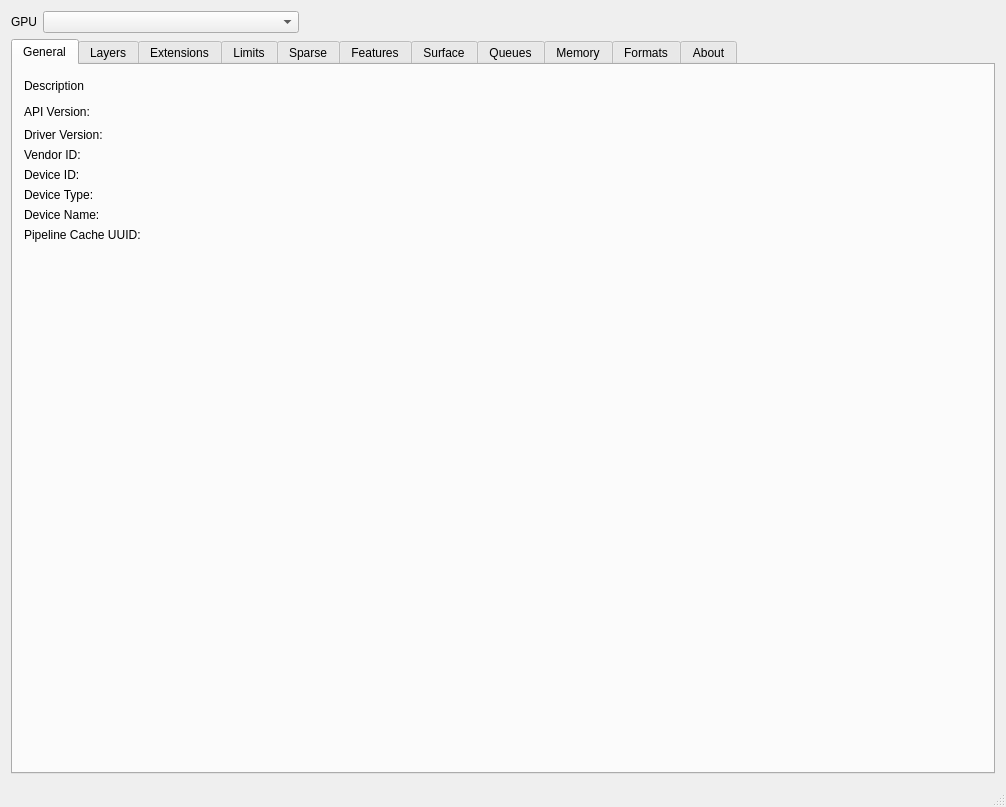
This is mainwindow.ui in chaoticbob/VulkanInfoViewer as Qt 5 draws it before an edit. The edited form follows.
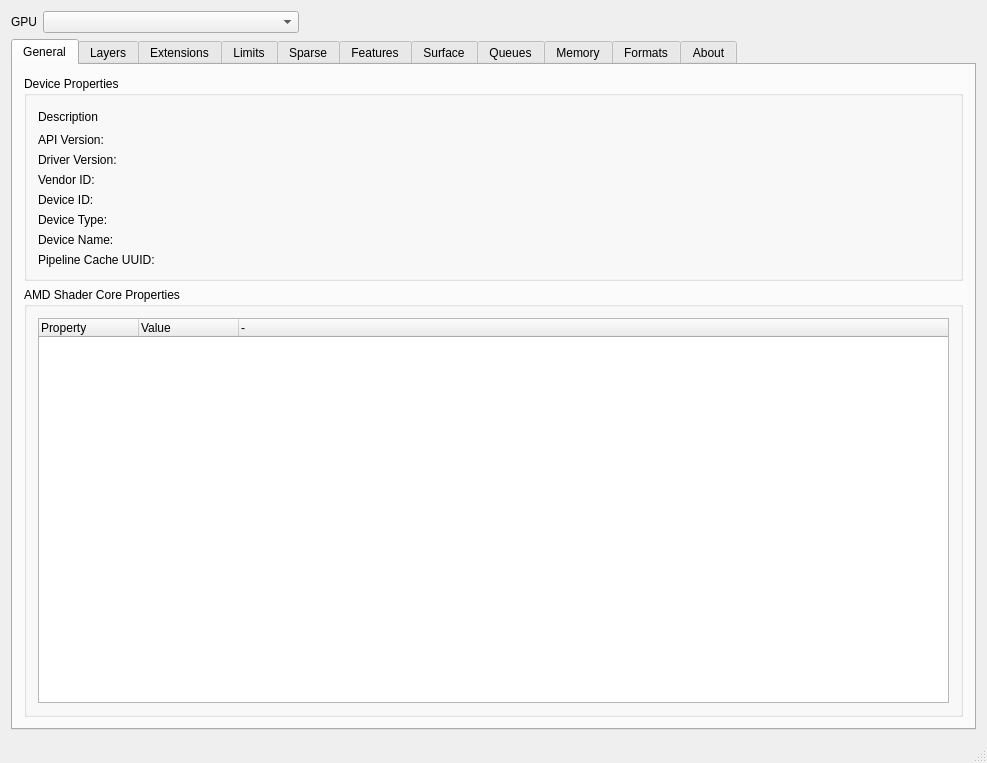
This is the edited form. Icons and pictures are not drawn.

Commit message: Added more properties and features

What changed in the file:
```diff
--- a/mainwindow.ui
+++ b/mainwindow.ui
@@ -6,8 +6,8 @@
    <rect>
     <x>0</x>
     <y>0</y>
-    <width>1006</width>
-    <height>807</height>
+    <width>987</width>
+    <height>763</height>
    </rect>
   </property>
   <property name="windowTitle">
@@ -75,34 +75,31 @@
          <attribute name="title">
           <string>General</string>
          </attribute>
+         <layout class="QVBoxLayout" name="verticalLayout_56">
+          <item>
+           <layout class="QVBoxLayout" name="verticalLayout_55">
+            <item>
+             <widget class="QGroupBox" name="groupBox_10">
+              <property name="title">
+               <string>Device Properties</string>
+              </property>
          <layout class="QVBoxLayout" name="verticalLayout_26">
           <item>
            <layout class="QGridLayout" name="gridLayout_2">
-            <item row="1" column="1">
-             <widget class="QLabel" name="apiVersionValue">
-              <property name="font">
-               <font>
-                <pointsize>9</pointsize>
-               </font>
-              </property>
-              <property name="text">
-               <string/>
-              </property>
-             </widget>
-            </item>
-            <item row="6" column="0">
-             <widget class="QLabel" name="label_14">
-              <property name="font">
-               <font>
-                <pointsize>9</pointsize>
-               </font>
-              </property>
-              <property name="text">
-               <string>Device Name:</string>
-              </property>
-             </widget>
-            </item>
-            <item row="4" column="0">
+                 <item row="0" column="3">
+                  <spacer name="horizontalSpacer_6">
+                   <property name="orientation">
+                    <enum>Qt::Horizontal</enum>
+                   </property>
+                   <property name="sizeHint" stdset="0">
+                    <size>
+                     <width>40</width>
+                     <height>20</height>
+                    </size>
+                   </property>
+                  </spacer>
+                 </item>
+                 <item row="4" column="1">
              <widget class="QLabel" name="label_12">
               <property name="font">
                <font>
@@ -114,14 +111,62 @@
               </property>
              </widget>
             </item>
-            <item row="3" column="1">
+                 <item row="2" column="2">
+                  <widget class="QLabel" name="driverVersionValue">
+                   <property name="font">
+                    <font>
+                     <pointsize>9</pointsize>
+                    </font>
+                   </property>
+                   <property name="text">
+                    <string/>
+                   </property>
+                  </widget>
+                 </item>
+                 <item row="6" column="2">
+                  <widget class="QLabel" name="deviceNameValue">
+                   <property name="font">
+                    <font>
+                     <pointsize>9</pointsize>
+                    </font>
+                   </property>
+                   <property name="text">
+                    <string/>
+                   </property>
+                  </widget>
+                 </item>
+                 <item row="1" column="2">
+                  <widget class="QLabel" name="apiVersionValue">
+                   <property name="font">
+                    <font>
+                     <pointsize>9</pointsize>
+                    </font>
+                   </property>
+                   <property name="text">
+                    <string/>
+                   </property>
+                  </widget>
+                 </item>
+                 <item row="1" column="1">
+                  <widget class="QLabel" name="label_7">
+                   <property name="font">
+                    <font>
+                     <pointsize>9</pointsize>
+                    </font>
+                   </property>
+                   <property name="text">
+                    <string>API Version:</string>
+                   </property>
+                  </widget>
+                 </item>
+                 <item row="3" column="2">
              <widget class="QLabel" name="vendorIdValue">
               <property name="text">
                <string/>
               </property>
              </widget>
             </item>
-            <item row="4" column="1">
+                 <item row="4" column="2">
              <widget class="QLabel" name="deviceIdValue">
               <property name="font">
                <font>
@@ -133,19 +178,7 @@
               </property>
              </widget>
             </item>
-            <item row="6" column="1">
-             <widget class="QLabel" name="deviceNameValue">
-              <property name="font">
-               <font>
-                <pointsize>9</pointsize>
-               </font>
-              </property>
-              <property name="text">
-               <string/>
-              </property>
-             </widget>
-            </item>
-            <item row="2" column="0">
+                 <item row="2" column="1">
              <widget class="QLabel" name="label_9">
               <property name="font">
                <font>
@@ -157,87 +190,33 @@
               </property>
              </widget>
             </item>
-            <item row="3" column="0">
-             <widget class="QLabel" name="label_11">
-              <property name="font">
-               <font>
-                <pointsize>9</pointsize>
-               </font>
-              </property>
-              <property name="text">
-               <string>Vendor ID:</string>
-              </property>
-             </widget>
-            </item>
-            <item row="5" column="0">
-             <widget class="QLabel" name="label_13">
-              <property name="font">
-               <font>
-                <pointsize>9</pointsize>
-               </font>
-              </property>
-              <property name="text">
-               <string>Device Type:</string>
-              </property>
-             </widget>
-            </item>
-            <item row="1" column="0">
-             <widget class="QLabel" name="label_7">
-              <property name="font">
-               <font>
-                <pointsize>9</pointsize>
-               </font>
-              </property>
-              <property name="text">
-               <string>API Version:</string>
-              </property>
-             </widget>
-            </item>
-            <item row="7" column="0">
-             <widget class="QLabel" name="label_15">
-              <property name="font">
-               <font>
-                <pointsize>9</pointsize>
-               </font>
-              </property>
-              <property name="text">
-               <string>Pipeline Cache UUID:</string>
-              </property>
-             </widget>
-            </item>
-            <item row="2" column="1">
-             <widget class="QLabel" name="driverVersionValue">
-              <property name="font">
-               <font>
-                <pointsize>9</pointsize>
-               </font>
-              </property>
-              <property name="text">
-               <string/>
-              </property>
-             </widget>
-            </item>
-            <item row="0" column="0">
+                 <item row="0" column="1">
              <widget class="QLabel" name="label_25">
               <property name="text">
                <string>Description</string>
               </property>
              </widget>
             </item>
-            <item row="8" column="0">
-             <spacer name="verticalSpacer">
-              <property name="orientation">
-               <enum>Qt::Vertical</enum>
-              </property>
-              <property name="sizeHint" stdset="0">
-               <size>
-                <width>20</width>
-                <height>40</height>
-               </size>
-              </property>
-             </spacer>
-            </item>
             <item row="5" column="1">
+                  <widget class="QLabel" name="label_13">
+                   <property name="font">
+                    <font>
+                     <pointsize>9</pointsize>
+                    </font>
+                   </property>
+                   <property name="text">
+                    <string>Device Type:</string>
+                   </property>
+                  </widget>
+                 </item>
+                 <item row="0" column="2">
+                  <widget class="QLabel" name="descriptionValue">
+                   <property name="text">
+                    <string/>
+                   </property>
+                  </widget>
+                 </item>
+                 <item row="5" column="2">
              <widget class="QLabel" name="deviceTypeValue">
               <property name="font">
                <font>
@@ -250,6 +229,42 @@
              </widget>
             </item>
             <item row="7" column="1">
+                  <widget class="QLabel" name="label_15">
+                   <property name="font">
+                    <font>
+                     <pointsize>9</pointsize>
+                    </font>
+                   </property>
+                   <property name="text">
+                    <string>Pipeline Cache UUID:</string>
+                   </property>
+                  </widget>
+                 </item>
+                 <item row="3" column="1">
+                  <widget class="QLabel" name="label_11">
+                   <property name="font">
+                    <font>
+                     <pointsize>9</pointsize>
+                    </font>
+                   </property>
+                   <property name="text">
+                    <string>Vendor ID:</string>
+                   </property>
+                  </widget>
+                 </item>
+                 <item row="6" column="1">
+                  <widget class="QLabel" name="label_14">
+                   <property name="font">
+                    <font>
+                     <pointsize>9</pointsize>
+                    </font>
+                   </property>
+                   <property name="text">
+                    <string>Device Name:</string>
+                   </property>
+                  </widget>
+                 </item>
+                 <item row="7" column="2">
              <widget class="QLabel" name="pipelineCacheUuidValue">
               <property name="font">
                <font>
@@ -261,37 +276,57 @@
               </property>
              </widget>
             </item>
-            <item row="1" column="2">
-             <spacer name="horizontalSpacer_6">
-              <property name="orientation">
-               <enum>Qt::Horizontal</enum>
-              </property>
-              <property name="sizeHint" stdset="0">
-               <size>
-                <width>40</width>
-                <height>20</height>
-               </size>
-              </property>
-             </spacer>
-            </item>
-            <item row="0" column="2">
-             <spacer name="horizontalSpacer_12">
-              <property name="orientation">
-               <enum>Qt::Horizontal</enum>
+                </layout>
+               </item>
+              </layout>
+             </widget>
+            </item>
+            <item>
+             <widget class="QGroupBox" name="amdShaderCorePropertiesGroupBox">
+              <property name="title">
+               <string>AMD Shader Core Properties</string>
               </property>
-              <property name="sizeHint" stdset="0">
-               <size>
-                <width>40</width>
-                <height>20</height>
-               </size>
-              </property>
-             </spacer>
-            </item>
-            <item row="0" column="1">
-             <widget class="QLabel" name="descriptionValue">
+              <layout class="QVBoxLayout" name="verticalLayout_54">
+               <item>
+                <layout class="QVBoxLayout" name="verticalLayout_53">
+                 <item>
+                  <widget class="QTreeWidget" name="amdShaderCoreProperties">
+                   <column>
+                    <property name="text">
+                     <string notr="true">Property</string>
+                    </property>
+                   </column>
+                   <column>
               <property name="text">
-               <string/>
-              </property>
+                     <string notr="true">Value</string>
+                    </property>
+                   </column>
+                   <column>
+                    <property name="text">
+                     <string>-</string>
+                    </property>
+                    <property name="background">
+                     <color>
+                      <red>255</red>
+                      <green>255</green>
+                      <blue>255</blue>
+                     </color>
+                    </property>
+                    <property name="foreground">
+                     <brush brushstyle="NoBrush">
+                      <color alpha="255">
+                       <red>255</red>
+                       <green>255</green>
+                       <blue>255</blue>
+                      </color>
+                     </brush>
+                    </property>
+                   </column>
+                  </widget>
+                 </item>
+                </layout>
+               </item>
+              </layout>
              </widget>
             </item>
            </layout>
```
Left out of the diff: 2 changed lines with no effect on the pictures. Lines whose indentation alone changed are shown as unchanged. The commit also changes 2 other files.
